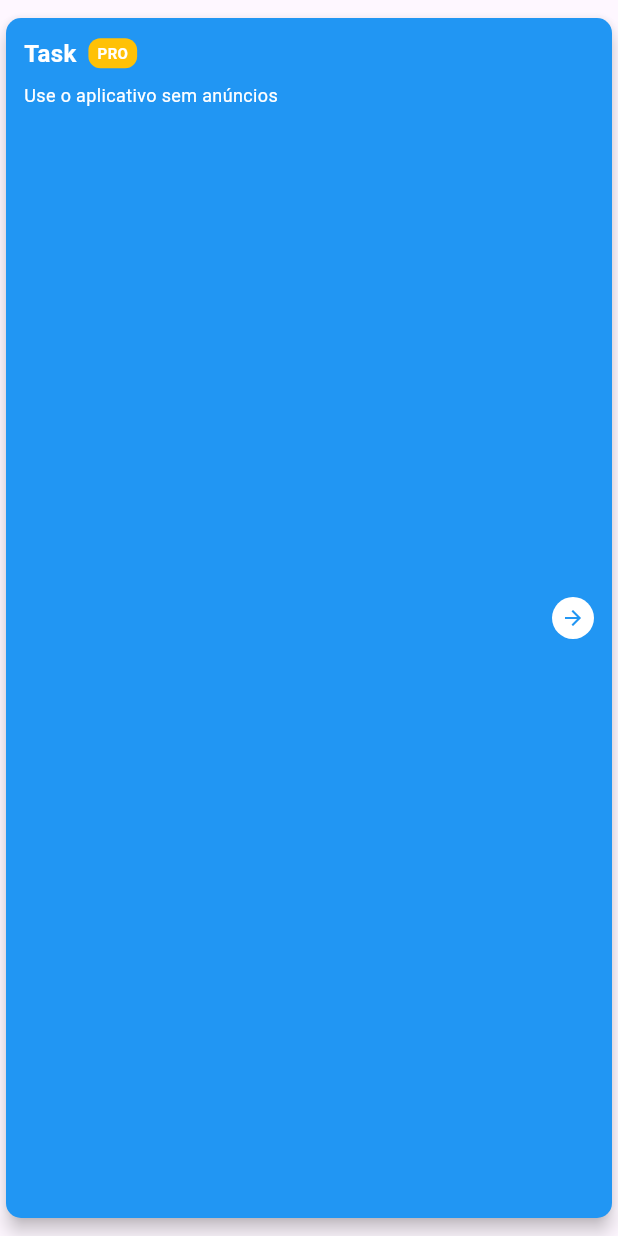
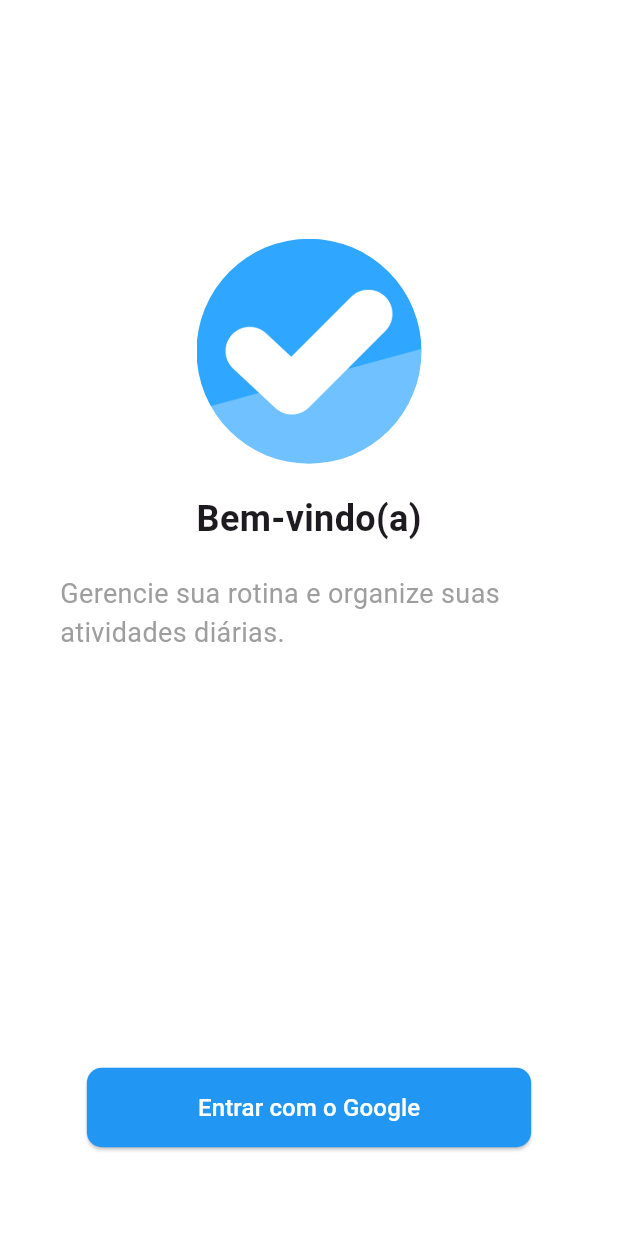
Before and after one commit to PedroSOliveira/task, a Flutter app: the CardPurchase widget shown alone on an empty page, opened directly, after a tap on the "arrow forward" icon, on a phone screen of 412 x 824 dp. Run offline on Flutter 3.47's test engine with Material 3 defaults, Android fonts, the light colour scheme and no system bars; our stand-ins replace calendar_date_picker2, firebase_auth, firebase_core, firebase_crashlytics, fl_chart, flutter_riverpod and 4 more; missing offline and left inert: onesignal_flutter; accounts and stored records are empty; network calls fail; statements that could not run were skipped.

Commit message:
feat: adding social login

```diff
--- a/lib/components/button_purchase.dart
+++ b/lib/components/button_purchase.dart
@@ -1,4 +1,5 @@
 import 'package:flutter/material.dart';
+import 'package:task/screens/login/login_screen.dart';
 
 class CardPurchase extends StatelessWidget {
   void showUpgradeModal(BuildContext context) {
@@ -6,9 +7,9 @@ class CardPurchase extends StatelessWidget {
   }
 
   void _openUpgradeModal(BuildContext context) {
-    // final pageRoute = MaterialPageRoute(builder: (context) => PurchaseScreen());
+    final pageRoute = MaterialPageRoute(builder: (context) => LoginScreen());
 
-    // Navigator.of(context).pushReplacement(pageRoute);
+    Navigator.of(context).pushReplacement(pageRoute);
   }
 
   @override
@@ -38,7 +39,7 @@ class CardPurchase extends StatelessWidget {
                   children: [
                     Row(
                       children: [
-                        Text(
+                       const Text(
                           'Task',
                           style: TextStyle(
                             fontSize: 16, // Diminuí o tamanho do texto
@@ -46,7 +47,7 @@ class CardPurchase extends StatelessWidget {
                             color: Colors.white, // Cor do texto
                           ),
                         ),
-                        SizedBox(width: 8.0),
+                        const SizedBox(width: 8.0),
                         Container(
                           padding: const EdgeInsets.symmetric(
                             horizontal:
--- a/lib/main.dart
+++ b/lib/main.dart
@@ -1,18 +1,43 @@
 import 'package:flutter/cupertino.dart';
 import 'package:flutter/material.dart';
 import 'package:flutter_riverpod/flutter_riverpod.dart';
-import 'package:gap/gap.dart';
-import 'package:task/components/show_model.dart';
 import 'package:flutter_localizations/flutter_localizations.dart';
-import 'package:task/screens/base/base_screen.dart';
+import 'package:task/screens/loading/initialization_loading_screen.dart';
 import 'package:task/theme/manager_theme.dart';
-import 'package:task/widget/card_todo_widget.dart';
 
-void main() {
-  final themeModeManager = ThemeModeManager();
+void main() async {
+  WidgetsFlutterBinding.ensureInitialized();
+  runApp(const MyApp());
+}
 
-  runApp(
-    ProviderScope(
+class MyApp extends StatefulWidget {
+  const MyApp({super.key});
+
+  @override
+  State<MyApp> createState() => _MyAppState();
+}
+
+class _MyAppState extends State<MyApp> {
+  final ThemeModeManager themeModeManager = ThemeModeManager();
+
+  late ThemeMode themeMode = ThemeMode.system;
+
+  @override
+  void initState() {
+    super.initState();
+    themeModeManager.onThemeChange.listen((newTheme) {
+      setState(() => themeMode = newTheme);
+    });
+
+    // InterstitialWithMediation.instance.load();
+
+    themeMode = themeModeManager.themeMode;
+  }
+
+  // This widget is the root of your application.
+  @override
+  Widget build(BuildContext context) {
+    return ProviderScope(
       child: MaterialApp(
         locale: const Locale('pt', 'BR'),
         debugShowCheckedModeBanner: false,
@@ -21,15 +46,13 @@ void main() {
           colorScheme: ColorScheme.fromSeed(seedColor: Colors.deepPurple),
           useMaterial3: true,
         ),
-        home: BaseScreen(
-          themeModeManager: themeModeManager,
-        ),
+        home: const InitializationLoadingScreen(),
         localizationsDelegates: const [
           GlobalMaterialLocalizations.delegate,
           GlobalWidgetsLocalizations.delegate
         ],
         supportedLocales: const [Locale('pt', 'BR')],
       ),
-    ),
-  );
+    );
+  }
 }
--- /dev/null
+++ b/lib/screens/login/login_screen.dart
@@ -0,0 +1,124 @@
+import 'package:firebase_auth/firebase_auth.dart';
+import 'package:firebase_core/firebase_core.dart';
+import 'package:flutter/material.dart';
+import 'package:task/controller/google_auth_controller.dart';
+import 'package:task/firebase_options.dart';
+import 'package:task/models/user_model.dart';
+import 'package:task/services/user_service.dart';
+
+class LoginScreen extends StatefulWidget {
+  @override
+  State<LoginScreen> createState() => _LoginScreenState();
+}
+
+class _LoginScreenState extends State<LoginScreen> {
+  final FirebaseAuth _auth = FirebaseAuth.instance;
+
+  User? _user;
+
+  @override
+  void initState() {
+    // TODO: implement initState
+    _auth.authStateChanges().listen((event) {
+      setState(() {
+        _user = event;
+      });
+    });
+    super.initState();
+  }
+
+  void _handleGoogleSignin() async {
+    try {
+      // await GoogleAuthController().signInWithGoogle();
+      // Faça login com o Google
+      UserCredential userCredential =
+          await GoogleAuthController().signInWithGoogle();
+
+      // Verifique se o usuário foi autenticado com sucesso
+      if (userCredential.user != null) {
+        // Se o usuário não for nulo, significa que o login foi bem-sucedido
+        print(
+            'Usuário autenticado com sucesso: ${userCredential.user!.displayName}');
+
+        // Redirecione para a tela inicial, por exemplo
+        Navigator.pushReplacementNamed(context, '/tela_inicial');
+      } else {
+        // Se o usuário for nulo, algo deu errado durante o login
+        print('Erro: Usuário nulo após o login.');
+      }
+
+      // GoogleAuthProvider _googleAuthProvider = GoogleAuthProvider();
+      // _auth.signInWithProvider(_googleAuthProvider);
+    } catch (error) {
+      print(error);
+    }
+  }
+
+  @override
+  Widget build(BuildContext context) {
+    return Scaffold(
+      backgroundColor: Colors.white,
+      body: Column(
+        mainAxisAlignment: MainAxisAlignment.spaceAround,
+        crossAxisAlignment: CrossAxisAlignment.center,
+        children: [
+          Padding(
+            padding: const EdgeInsets.only(top: 100),
+            child: Column(
+              children: [
+                ClipRRect(
+                  borderRadius: BorderRadius.circular(75),
+                  child: Image.asset(
+                    'assets/logo.png',
+                    width: 150,
+                    height: 150,
+                  ),
+                ),
+                const SizedBox(height: 20),
+                const Text(
+                  'Bem-vindo(a)',
+                  style: TextStyle(
+                    fontSize: 24,
+                    fontWeight: FontWeight.bold,
+                  ),
+                ),
+                const SizedBox(height: 20),
+                const Padding(
+                  padding: EdgeInsets.symmetric(horizontal: 40.0),
+                  child: Text(
+                    'Gerencie sua rotina e organize suas atividades diárias.',
+                    style: TextStyle(
+                      fontSize: 18,
+                      color: Colors.grey,
+                    ),
+                  ),
+                ),
+              ],
+            ),
+          ),
+          const SizedBox(height: 40),
+          ElevatedButton(
+            onPressed: () {
+              _handleGoogleSignin();
+              // Implemente a lógica de login com o Google aqui
+            },
+            child: const Padding(
+              padding: EdgeInsets.symmetric(vertical: 15, horizontal: 50),
+              child: Text(
+                'Entrar com o Google',
+                style: TextStyle(fontSize: 16),
+              ),
+            ),
+            style: ElevatedButton.styleFrom(
+              primary: Colors.blue,
+              onPrimary: Colors.white,
+              shape: RoundedRectangleBorder(
+                borderRadius: BorderRadius.circular(10),
+              ),
+            ),
+          ),
+        ],
+      ),
+    );
+  }
+}
```
Also changed, not shown: lib/components/loading_screen.dart (added, +91 -0 lines), lib/controller/google_auth_controller.dart (added, +19 -0 lines), lib/models/user_model.dart (added, +31 -0 lines), lib/screens/base/base_screen.dart (+7 -0 lines), lib/screens/home/home_tab.dart (+25 -7 lines), lib/screens/loading/initialization_loading_screen.dart (added, +125 -0 lines), lib/screens/menuScreen/menu_tiles_screen.dart (added, +172 -0 lines), lib/services/user_service.dart (added, +46 -0 lines), pubspec.yaml (+17 -11 lines), assets/image-login.jpeg (added), assets/logo.png (added), lib/firebase_options.dart, pubspec.lock, 17 other files.
